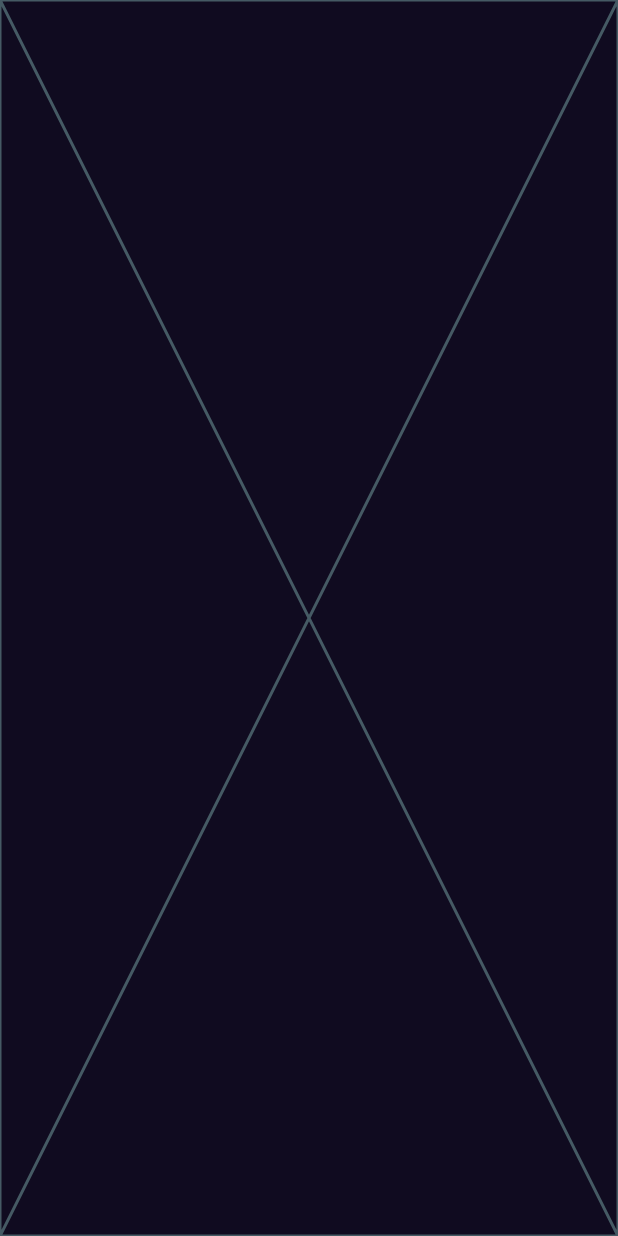
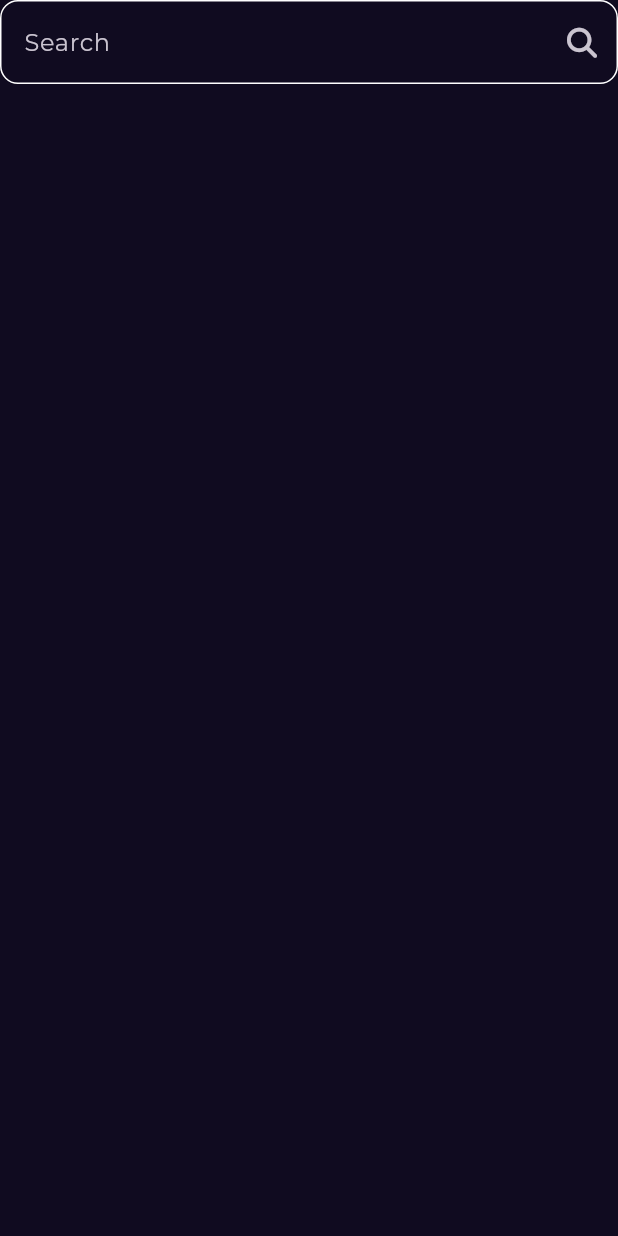
Before and after one commit to AlhasanNO/Bookly, a Flutter app: the SearchView screen opened by its route, on a phone screen of 412 x 824 dp. Run offline on Flutter 3.47's test engine with Material 3 defaults, Android fonts, the phone set to English and light mode, and no system bars; our stand-ins replace font_awesome_flutter, go_router, google_fonts.

Commit message:
Create custom search text field

```diff
--- a/lib/features/home/presentation/views/widgets/home_view_body.dart
+++ b/lib/features/home/presentation/views/widgets/home_view_body.dart
@@ -1,8 +1,8 @@
 import 'package:flutter/material.dart';
 
 import 'package:bookly_app/features/home/presentation/views/widgets/best_seller_list_view.dart';
+import 'package:bookly_app/features/home/presentation/views/widgets/custom_home_app_bar.dart';
 import 'package:bookly_app/features/home/presentation/views/widgets/featured_list_view.dart';
-import 'package:bookly_app/features/home/presentation/views/widgets/custom_app_bar.dart';
 import 'package:bookly_app/core/utils/styles.dart';
 
 class HomeViewBody extends StatelessWidget {
@@ -17,7 +17,7 @@ class HomeViewBody extends StatelessWidget {
           child: Column(
             crossAxisAlignment: CrossAxisAlignment.start,
             children: [
-              CustomAppBar(),
+              CustomHomeAppBar(),
               FeaturedListView(),
               SizedBox(height: 60.0),
               Padding(
--- /dev/null
+++ b/lib/features/search/presentation/view/widgets/custom_search_text_field.dart
@@ -0,0 +1,29 @@
+import 'package:flutter/material.dart';
+
+import 'package:font_awesome_flutter/font_awesome_flutter.dart';
+
+class CustomSearchTextField extends StatelessWidget {
+  const CustomSearchTextField({super.key});
+
+  @override
+  Widget build(BuildContext context) {
+    return TextField(
+      decoration: InputDecoration(
+        enabledBorder: buildInputBorder(),
+        focusedBorder: buildInputBorder(),
+        hintText: 'Search',
+        suffixIcon: IconButton(
+          onPressed: () {},
+          icon: const Icon(FontAwesomeIcons.magnifyingGlass, size: 20.0),
+        ),
+      ),
+    );
+  }
+
+  OutlineInputBorder buildInputBorder() {
+    return OutlineInputBorder(
+      borderRadius: BorderRadius.circular(12.0),
+      borderSide: const BorderSide(color: Colors.white),
+    );
+  }
+}
--- a/lib/features/search/presentation/view/widgets/search_view_body.dart
+++ b/lib/features/search/presentation/view/widgets/search_view_body.dart
@@ -1,3 +1,4 @@
+import 'package:bookly_app/features/search/presentation/view/widgets/custom_search_text_field.dart';
 import 'package:flutter/material.dart';
 
 class SearchViewBody extends StatelessWidget {
@@ -5,6 +6,6 @@ class SearchViewBody extends StatelessWidget {
 
   @override
   Widget build(BuildContext context) {
-    return const Placeholder();
+    return const SafeArea(child: Column(children: [CustomSearchTextField()]));
   }
 }
```
Also changed, not shown: lib/features/home/presentation/views/widgets/custom_home_app_bar.dart (renamed from lib/features/home/presentation/views/widgets/custom_app_bar.dart, +7 -3 lines).
